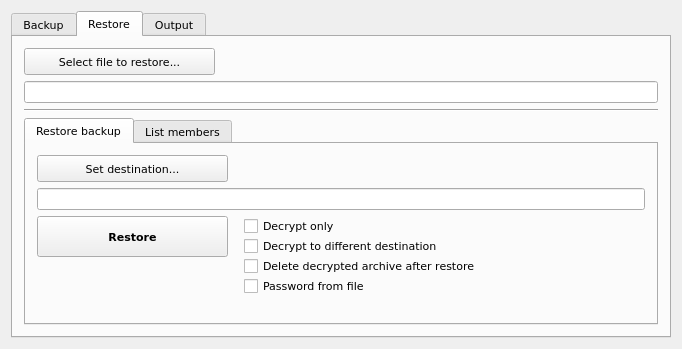
First picture: the form in tar-backup/tar_backup.ui, repository marazmista/tar-backup, before the edit.
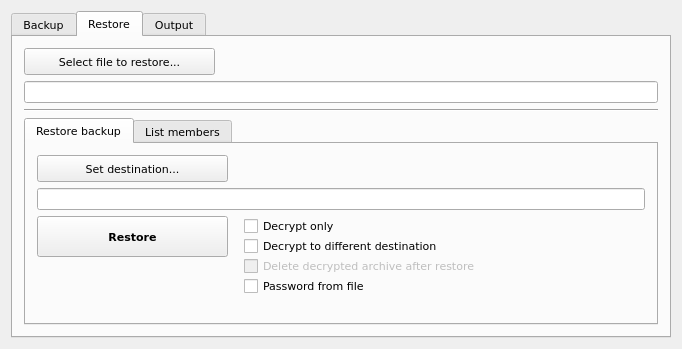
Second picture: the form after the edit. The open tabs and pages were chosen to show the change.

The edit to the form file:
```diff
--- a/tar-backup/tar_backup.ui
+++ b/tar-backup/tar_backup.ui
@@ -323,6 +323,9 @@
                </property>
               </widget>
               <widget class="QCheckBox" name="cb_deleteDecryptedArch">
+               <property name="enabled">
+                <bool>false</bool>
+               </property>
                <property name="geometry">
                 <rect>
                  <x>10</x>
```
